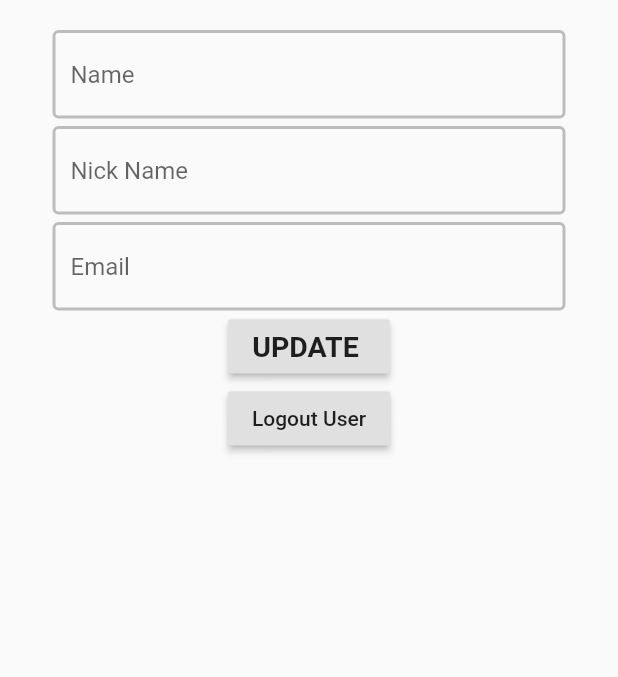
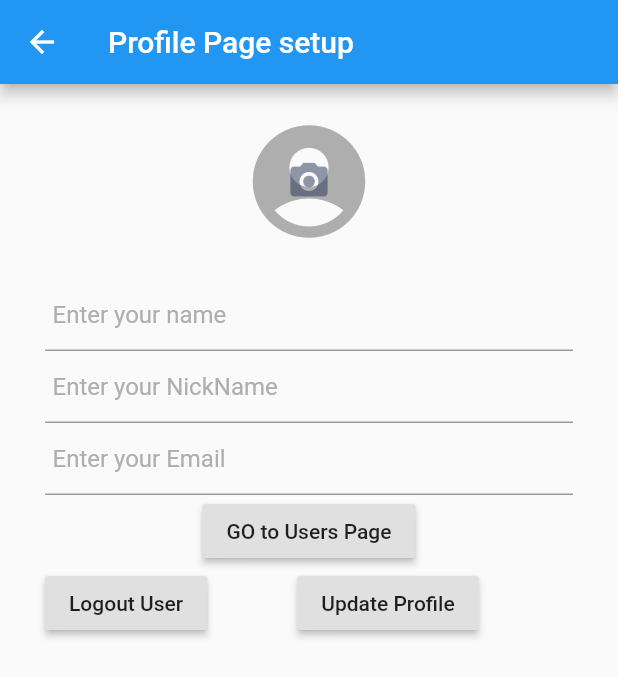
Before and after one commit to KaviPaviTwinsS/virus_chat_app, a Flutter app: the ProfilePage screen opened directly with empty values, on a phone screen of 412 x 824 dp. Shown: the top 677 px of the screen. Run offline on Flutter 3.47's test engine with Material 2 defaults, Android fonts, the phone set to English and light mode, and no system bars; our stand-ins replace cached_network_image, cloud_firestore, country_code_picker, firebase_auth, firebase_storage, fluttertoast and 6 more; missing offline and left inert: flutter_facebook_login, flutter_range_slider, geoflutterfire; accounts and stored records are empty; network calls fail.

```diff
--- a/lib/ProfilePage.dart
+++ b/lib/ProfilePage.dart
@@ -9,9 +9,11 @@ import 'package:fluttertoast/fluttertoast.dart';
 import 'package:image_picker/image_picker.dart';
 import 'package:shared_preferences/shared_preferences.dart';
 import 'package:virus_chat_app/FacebookSignup.dart';
+import 'package:virus_chat_app/LocationService.dart';
 import 'package:virus_chat_app/Login/LoginSelection.dart';
 import 'package:virus_chat_app/UsersList.dart';
 import 'package:virus_chat_app/colors.dart';
+import 'package:virus_chat_app/utils/strings.dart';
 import 'const.dart';
 
 class ProfilePageSetup extends StatelessWidget {
@@ -71,16 +73,15 @@ class ProfilePageState extends State<ProfilePage> {
   String nickName = '';
   String signinType = '';
   String userId = '';
-  String photoUrl ='';
+  String photoUrl = '';
   File avatarImageFile;
   bool isLoading = false;
 
-  String userEmail ='';
+  String userEmail = '';
 
   TextEditingController controllerName;
   TextEditingController controllerNickName;
   TextEditingController controllerEmail;
-
 
 
   LoginSelectionOption loginSelectionOption;
@@ -93,12 +94,10 @@ class ProfilePageState extends State<ProfilePage> {
 
   @override
   void initState() {
+    super.initState();
+    readLocal();
     loginSelectionOption = LoginSelectionOption();
     facebookSignup = new FacebookSignup();
-    fetchAllUsersData();
-    readLocal();
-    super.initState();
-
   }
 
   void readLocal() async {
@@ -108,18 +107,19 @@ class ProfilePageState extends State<ProfilePage> {
     controllerName = new TextEditingController(text: name);
     controllerNickName = new TextEditingController(text: nickName);
     controllerEmail = new TextEditingController(text: userEmail);
+    fetchAllUsersData();
 
     // Force refresh input
-    setState(() {
-    });
+    setState(() {});
   }
 
   @override
   Widget build(BuildContext context) {
     print('profile build $name');
-    /*return Scaffold(
+    return Scaffold(
+        resizeToAvoidBottomPadding: false,
         appBar: AppBar(
-       *//* leading: new IconButton(
+        /*  leading: new IconButton(
             icon: new Icon(Icons.arrow_back, color: Colors.black),
             onPressed: () {
               Navigator.push(
@@ -127,59 +127,14 @@ class ProfilePageState extends State<ProfilePage> {
                   MaterialPageRoute(
                       builder: (context) => new LoginSelectionPage()));
             },
-        ),*//*
+          ),*/
           title: Text('Profile Page setup'),
-      ),*/
-      /*body: Column(
+        ),
+        body: Stack(
           children: <Widget>[
-          RaisedButton(
-            child: Text('Logout User'),
-            onPressed: () {
-              if (signinType == 'google')
-                loginSelectionOption.handleGoogleSignOut(prefs);
-              else if (signinType == 'facebook')
-                facebookSignup.facebookLogout(context, prefs);
-              prefs.setString('signInType', '');
-              Navigator.push(
-                  context,
-                  MaterialPageRoute(
-                      builder: (context) => new LoginSelectionPage()));
-            },
-          ),
-//          Text('User Name $name'),
+            Column(
+              children: <Widget>[
                 Container(
-            child: Theme(
-              data: Theme.of(context).copyWith(primaryColor: primaryColor),
-              child: TextField(
-                decoration: InputDecoration(
-                  hintText: 'Enter your name',
-                  contentPadding: new EdgeInsets.all(5.0),
-                  hintStyle: TextStyle(color: greyColor),
-                ),
-                controller: controllerName,
-                onChanged: (value) {
-                  name = value;
-                },
-//                focusNode: focusNodeNickname,
-              ),
-            ),
-            margin: EdgeInsets.only(left: 30.0, right: 30.0),
-          ),
-          RaisedButton(onPressed: (){
-            navigationPage();
-          },
-          child: Text('GO to Users Page'),)
-        ],
-      ),*/
-//    );
-
-  return Stack(
-      children: <Widget>[
-        SingleChildScrollView(
-          child: Column(
-            children: <Widget>[
-              // Avatar
-            /*  Container(
                   child: Center(
                     child: Stack(
                       children: <Widget>[
@@ -187,10 +142,12 @@ class ProfilePageState extends State<ProfilePage> {
                             ? (photoUrl != ''
                             ? Material(
                           child: CachedNetworkImage(
-                          placeholder: (context, url) => Container(
+                            placeholder: (context, url) =>
+                                Container(
                                   child: CircularProgressIndicator(
                                     strokeWidth: 2.0,
-                              valueColor: AlwaysStoppedAnimation<Color>(themeColor),
+                                    valueColor: AlwaysStoppedAnimation<Color>(
+                                        themeColor),
                                   ),
                                   width: 90.0,
                                   height: 90.0,
@@ -235,134 +192,152 @@ class ProfilePageState extends State<ProfilePage> {
                   ),
                   width: double.infinity,
                   margin: EdgeInsets.all(20.0),
-              ),*/
-
-              // Input
-              Column(
-                children: <Widget>[
-                  // Username
+                ),
                 Container(
-                    margin: const EdgeInsets.only(
-                        left: 20.0, top: 20.0, right: 20.0),
+                  child: Theme(
+                    data: Theme.of(context).copyWith(
+                        primaryColor: primaryColor),
                     child: TextField(
-                      obscureText: false,
+                      decoration: InputDecoration(
+                        hintText: 'Enter your name',
+                        contentPadding: new EdgeInsets.all(5.0),
+                        hintStyle: TextStyle(color: greyColor),
+                      ),
                       controller: controllerName,
-                      onChanged: (userPhoneNumber) {
-                        name = userPhoneNumber;
+                      onChanged: (value) {
+                        name = value;
                       },
-                      decoration: new InputDecoration(
-                        focusedBorder: OutlineInputBorder(
-                          borderSide: BorderSide(
-                              color: focused_border_color, width: 2.0),
-                        ),
-                        enabledBorder: OutlineInputBorder(
-                          borderSide: BorderSide(
-                              color: enabled_border_color, width: 2.0),
-                        ),
-                        hintText: 'Name',
+//                focusNode: focusNodeNickname,
                     ),
                   ),
+                  margin: EdgeInsets.only(left: 30.0, right: 30.0),
                 ),
-
                 Container(
-                    margin: const EdgeInsets.only(
-                        left: 20.0, top: 5.0, right: 20.0),
+                  child: Theme(
+                    data: Theme.of(context).copyWith(
+                        primaryColor: primaryColor),
                     child: TextField(
-                      obscureText: false,
+                      decoration: InputDecoration(
+                        hintText: 'Enter your NickName',
+                        contentPadding: new EdgeInsets.all(5.0),
+                        hintStyle: TextStyle(color: greyColor),
+                      ),
                       controller: controllerNickName,
-                      onChanged: (userPhoneNumber) {
-                        nickName = userPhoneNumber;
+                      onChanged: (value) {
+                        nickName = value;
                       },
-                      decoration: new InputDecoration(
-                        focusedBorder: OutlineInputBorder(
-                          borderSide: BorderSide(
-                              color: focused_border_color, width: 2.0),
-                        ),
-                        enabledBorder: OutlineInputBorder(
-                          borderSide: BorderSide(
-                              color: enabled_border_color, width: 2.0),
-                        ),
-                        hintText: 'Nick Name',
+//                focusNode: focusNodeNickname,
                     ),
                   ),
+                  margin: EdgeInsets.only(left: 30.0, right: 30.0),
                 ),
                 Container(
-                    margin: const EdgeInsets.only(
-                        left: 20.0, top: 5.0, right: 20.0),
+                  child: Theme(
+                    data: Theme.of(context).copyWith(
+                        primaryColor: primaryColor),
                     child: TextField(
-                      obscureText: false,
+                      decoration: InputDecoration(
+                        hintText: 'Enter your Email',
+                        contentPadding: new EdgeInsets.all(5.0),
+                        hintStyle: TextStyle(color: greyColor),
+                      ),
                       controller: controllerEmail,
-                      onChanged: (userPhoneNumber) {
-                        userEmail = userPhoneNumber;
+                      onChanged: (value) {
+                        userEmail = value;
                       },
-                      decoration: new InputDecoration(
-                        focusedBorder: OutlineInputBorder(
-                          borderSide: BorderSide(
-                              color: focused_border_color, width: 2.0),
-                        ),
-                        enabledBorder: OutlineInputBorder(
-                          borderSide: BorderSide(
-                              color: enabled_border_color, width: 2.0),
-                        ),
-                        hintText: 'Email',
-                      ),
-                      keyboardType: TextInputType.emailAddress,
+//                focusNode: focusNodeNickname,
                     ),
                   ),
-
-                ],
-                crossAxisAlignment: CrossAxisAlignment.start,
+                  margin: EdgeInsets.only(left: 30.0, right: 30.0),
                 ),
-
-              // Button
+                RaisedButton(onPressed: () {
+                  navigationPage();
+                },
+                  child: Text('GO to Users Page'),),
+                Row(
+                  children: <Widget>[
                     Container(
-                child: RaisedButton(onPressed: () {
-                  if (name != '' && userEmail != '' &&
-                      photoUrl != '') {
-
-                  } else {
-
-                  }
-                },
-                  child: Text('UPDATE ',
-                    style: TextStyle(
-                        fontWeight: FontWeight.bold, fontSize: 19),),
-                ),
-              ),
-              RaisedButton(
+                      margin: EdgeInsets.only(left: 30.0, right: 30.0),
+                      child: RaisedButton(
                         child: Text('Logout User'),
                         onPressed: () {
                           if (signinType == 'google')
                             loginSelectionOption.handleGoogleSignOut(prefs);
                           else if (signinType == 'facebook')
                             facebookSignup.facebookLogout(context, prefs);
+                          else if(signinType == 'MobileNumber')
+                            clearLocalData();
                           prefs.setString('signInType', '');
+                          _updatestatus();
                           Navigator.push(
                               context,
                               MaterialPageRoute(
-                          builder: (context) => new LoginSelectionPage()));
+                                  builder: (
+                                      context) => new LoginSelectionPage()));
                         },
                       ),
+                    ),
+                    Container(
+                      margin: EdgeInsets.only(left: 30.0, right: 30.0),
+                      child: RaisedButton(
+                        child: Text('Update Profile'),
+                        onPressed: () {
+                          if (prefs.getString('name') != name ||
+                              prefs.getString('nickname') != nickName ||
+                              prefs.getString('photoUrl') != photoUrl ||
+                              prefs.getString('email') != userEmail) {
+                            isLoading = true;
+                            Firestore.instance.collection('users')
+                                .document(userId)
+                                .updateData({
+                              'photoUrl': photoUrl,
+                              'name': name,
+                              'nickName': nickName,
+                              'email': userEmail
+                            });
+                            storeLocalDataInternal(photoUrl,name,nickName,userEmail);
+                            Fluttertoast.showToast(msg: update_success);
+                          } else {
+                            Fluttertoast.showToast(msg: no_data_change);
+                          }
+                        },
+                      ),
+                    )
+                  ],
+                )
               ],
             ),
-          padding: EdgeInsets.only(left: 15.0, right: 15.0),
-        ),
-
             // Loading
             Positioned(
               child: isLoading
                   ? Container(
                 child: Center(
-              child: CircularProgressIndicator(valueColor: AlwaysStoppedAnimation<Color>(themeColor)),
+                  child: CircularProgressIndicator(
+                      valueColor: AlwaysStoppedAnimation<Color>(themeColor)),
                 ),
                 color: Colors.white.withOpacity(0.8),
               )
                   : Container(),
             ),
           ],
+        )
     );
   }
 
+
+  Future _updatestatus() async {
+    LocationService('');
+    Firestore.instance
+        .collection('users')
+        .document(prefs.getString('userId'))
+        .updateData({'status': 'LoggedOut'});
+  }
+
+  Future<Null> setLoader() async {
+    setState(() {
+      this.isLoading = false;
+    });
+  }
 
   Future getImage() async {
     File image = await ImagePicker.pickImage(source: ImageSource.gallery);
@@ -414,15 +389,18 @@ class ProfilePageState extends State<ProfilePage> {
     Navigator.push(
         context,
         MaterialPageRoute(
-            builder: (context) => new UsersList(signinType,userId,photoUrl)));
+            builder: (context) => new UsersList(signinType, userId, photoUrl)));
   }
 
   Future fetchAllUsersData() async {
+    if (prefs.containsKey('userId') && prefs.getString('userId') != null) {
+      if (prefs.getString('userId') == '') {
         var document = await Firestore.instance.collection('users').document(
             userId).get();
         var profile = document.data;
         print('document ${profile['name']}');
         setState(() {
+          storeLocalData(profile);
           this.name = profile['name'];
           this.photoUrl = profile['photoUrl'];
           this.userEmail = profile['email'];
@@ -431,6 +409,74 @@ class ProfilePageState extends State<ProfilePage> {
           this.controllerNickName = new TextEditingController(text: nickName);
           this.controllerEmail = new TextEditingController(text: userEmail);
         });
-
+      } else {
+        setState(() {
+          this.name = prefs.getString('name');
+          this.photoUrl = prefs.getString('photoUrl');
+          this.userEmail = prefs.getString('email');
+          this.nickName = prefs.getString('nickname');
+          this.controllerName = new TextEditingController(text: name);
+          this.controllerNickName = new TextEditingController(text: nickName);
+          this.controllerEmail = new TextEditingController(text: userEmail);
+        });
+      }
+    } else {
+      var document = await Firestore.instance.collection('users').document(
+          userId).get();
+      var profile = document.data;
+      print('document ${profile['name']}');
+      setState(() {
+        storeLocalData(profile);
+        this.name = profile['name'];
+        this.photoUrl = profile['photoUrl'];
+        this.userEmail = profile['email'];
+        this.nickName = profile['nickName'];
+        this.controllerName = new TextEditingController(text: name);
+        this.controllerNickName = new TextEditingController(text: nickName);
+        this.controllerEmail = new TextEditingController(text: userEmail);
+      });
     }
   }
+
+
+  Future storeLocalData(Map<String, dynamic> profile) async {
+    await prefs.setString('userId', profile['id']);
+    await prefs.setString('email', profile['email']);
+    await prefs.setString('name', profile['name']);
+    await prefs.setString('nickname', profile['nickName']);
+    await prefs.setString('status', 'ACTIVE');
+    await prefs.setString('photoUrl', profile['photoUrl']);
+    await prefs.setInt('createdAt', ((new DateTime.now()
+        .toUtc()
+        .microsecondsSinceEpoch) / 1000).toInt());
+    await prefs.setString('phoneNo', profile['phoneNo']);
+    await prefs.setString('signInType', signinType);
+  }
+
+
+  Future storeLocalDataInternal(String photoUrl,String name,String nickName,String email) async {
+    await prefs.setString('userId', userId);
+    await prefs.setString('email', email);
+    await prefs.setString('name', name);
+    await prefs.setString('nickname', nickName);
+    await prefs.setString('status', 'ACTIVE');
+    await prefs.setString('photoUrl', photoUrl);
+    await prefs.setInt('createdAt', ((new DateTime.now()
+        .toUtc()
+        .microsecondsSinceEpoch) / 1000).toInt());
+    await prefs.setString('signInType', signinType);
+  }
+
+  Future<Null> clearLocalData() async {
+    await prefs.setString('email', '');
+    await prefs.setString('name', '');
+    await prefs.setString('nickname', '');
+    await prefs.setString('password', '');
+    await prefs.setString('status', '');
+    await prefs.setString('photoUrl', '');
+    await prefs.setString('createdAt', '');
+    await prefs.setInt('phoneNo', 0);
+    await prefs.setString('signInType', '');
+    await prefs.setString('userId', '');
+  }
+}
--- a/lib/utils/strings.dart
+++ b/lib/utils/strings.dart
@@ -3,3 +3,9 @@ String verify_phone ='Verify phone number';
 String resend_otp = 'Didn\'t receive SMS?';
 String resend_code ='Resend Code';
 String enter_phone_number ='Please enter phone number';
+String enter_password = 'Please enter Password';
+String enter_valid_password ='Please enter valid Password';
+String no_data_change='No changes found';
+String update_success ='Profile Updated successfully';
+String password = 'Password';
+String log_in ='Log in';
```
Also changed, not shown: lib/FriendRequestScreen.dart (+20 -15 lines), lib/Login/LoginSelection.dart (+15 -27 lines), lib/Login/PasswordSetupPage.dart (added, +234 -0 lines), lib/Login/otpPage.dart (+34 -2 lines), lib/SendInviteScreen.dart (+16 -4 lines). Lines whose indentation alone changed are shown as unchanged.
